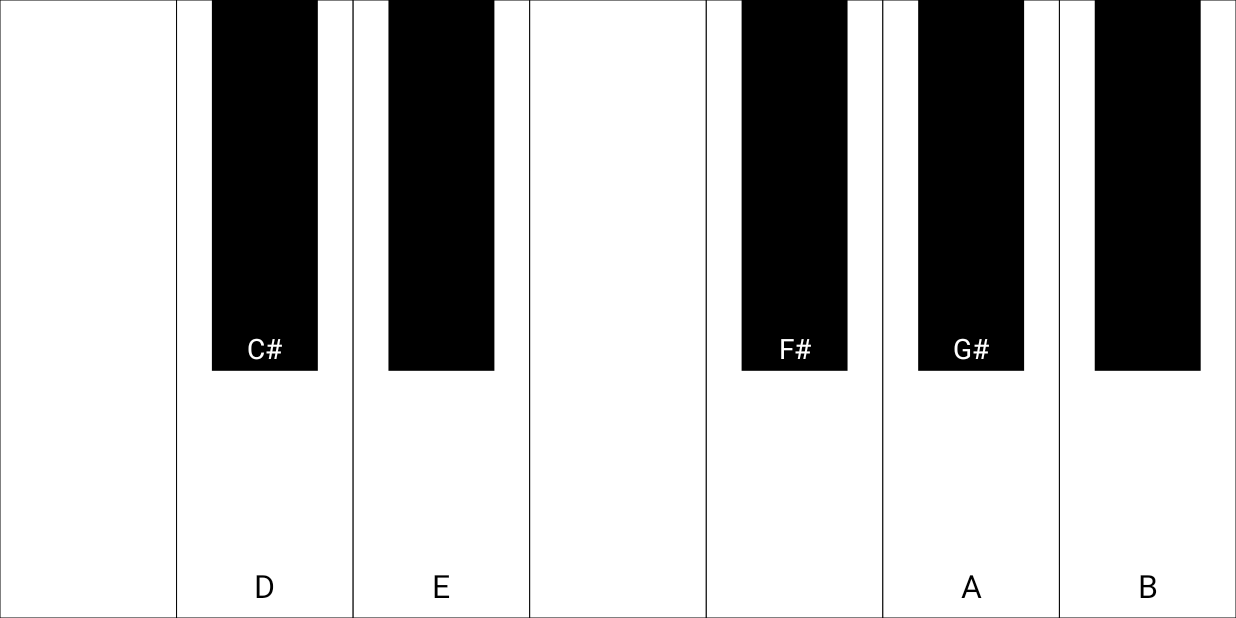
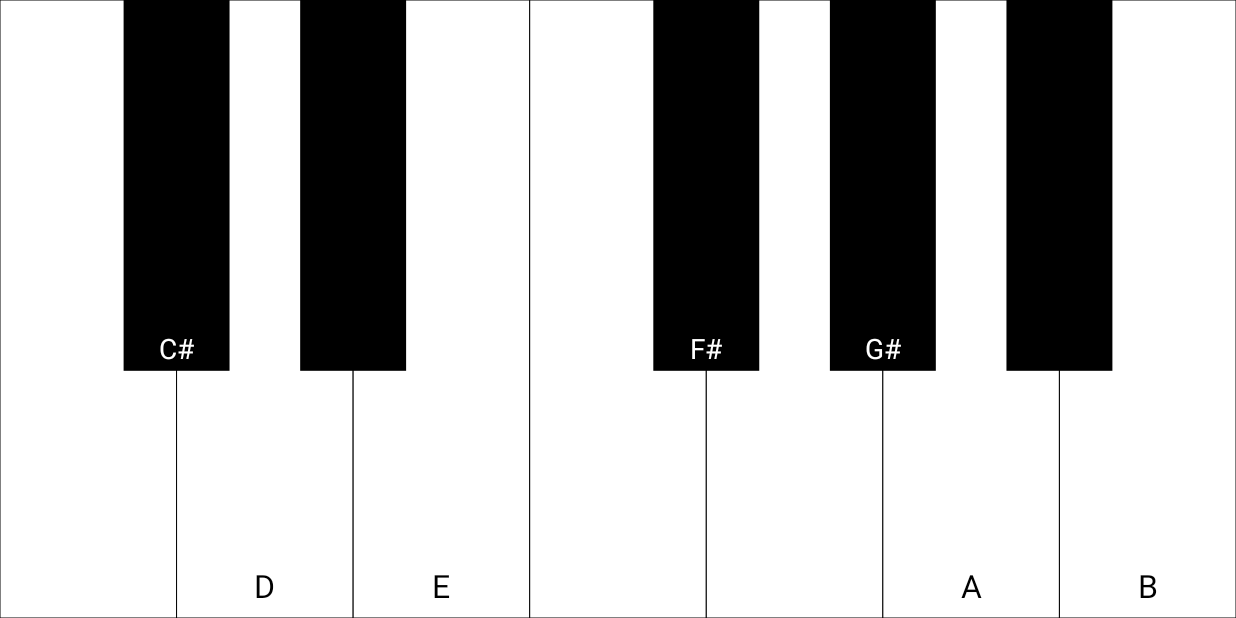
Before and after one commit to XL522/SUPERBABY, an Android app: the PianoActivity screen opened directly, with no data from a screen before it, on a phone screen of 824 x 412 dp (held sideways). Run offline under Robolectric (Android 15) with nearby library versions, the light colour scheme and no system bars.

Commit message:
重新上传修改钢琴键位置的代码。

```diff
--- a/app/src/main/java/com/example/chords/PianoView.java
+++ b/app/src/main/java/com/example/chords/PianoView.java
@@ -17,7 +17,7 @@ public class PianoView extends View {
     private static final int WHITE_KEYS = 7;
     private static final int BLACK_KEYS = 5;
     private static final int PRESS_DOWN_SHIFT_DP = 4;
-    private static final float BLACK_KEY_OFFSET_FACTOR = 0.5f;
+    private static final float BLACK_KEY_OFFSET_FACTOR = 0f;
 
     private float pressDownShiftPx;
     private final List<RectF> whiteKeyRects = new ArrayList<>();
```
